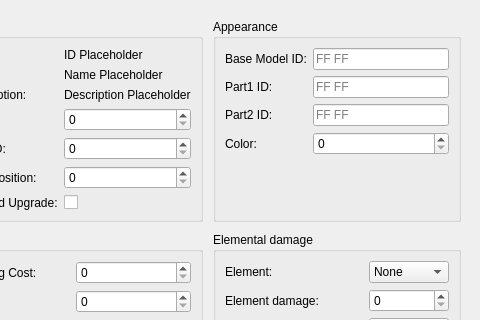
This is src/mhw_armor_edit/assets/weapon_editor.ui in fre-sch/mhw_armor_edit as Qt 5 draws it before an edit; both pictures show x 324 to 804 and y 0 to 320 of the 804 by 724 pixel window. The edited form follows.
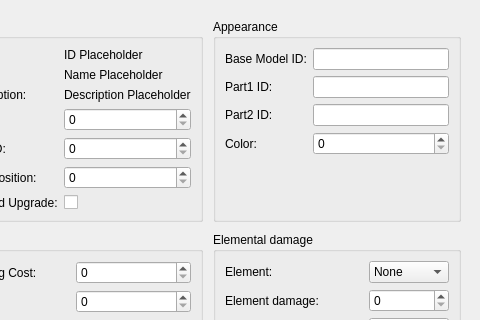
This is the edited form. Custom widgets are drawn as their Qt base class.

Commit message: weapon editor ui appearance fields display format changed

Diff of the .ui file:
```diff
--- a/src/mhw_armor_edit/assets/weapon_editor.ui
+++ b/src/mhw_armor_edit/assets/weapon_editor.ui
@@ -174,9 +174,6 @@
                     </item>
                     <item row="0" column="1">
                       <widget class="QLineEdit" name="base_model_id_value">
-                        <property name="placeholderText">
-                          <string>FF FF</string>
-                        </property>
                         <property name="readOnly">
                           <bool>true</bool>
                         </property>
@@ -192,9 +189,6 @@
                     </item>
                     <item row="1" column="1">
                       <widget class="QLineEdit" name="part1_id_value">
-                        <property name="placeholderText">
-                          <string>FF FF</string>
-                        </property>
                         <property name="readOnly">
                           <bool>true</bool>
                         </property>
@@ -210,9 +204,6 @@
                     </item>
                     <item row="2" column="1">
                       <widget class="QLineEdit" name="part2_id_value">
-                        <property name="placeholderText">
-                          <string>FF FF</string>
-                        </property>
                         <property name="readOnly">
                           <bool>true</bool>
                         </property>
```
The commit also changes 1 other file.
